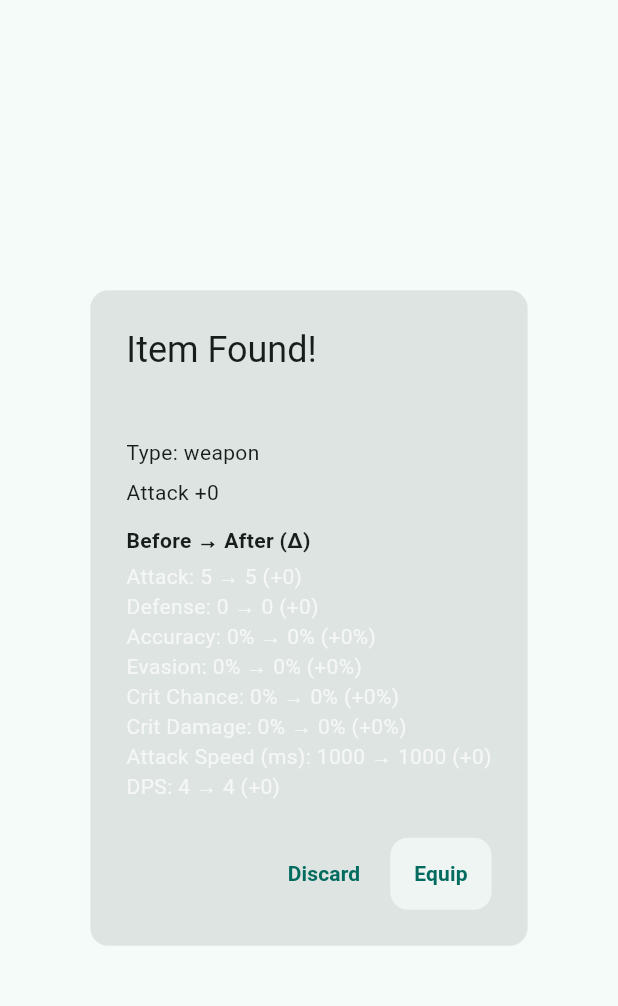
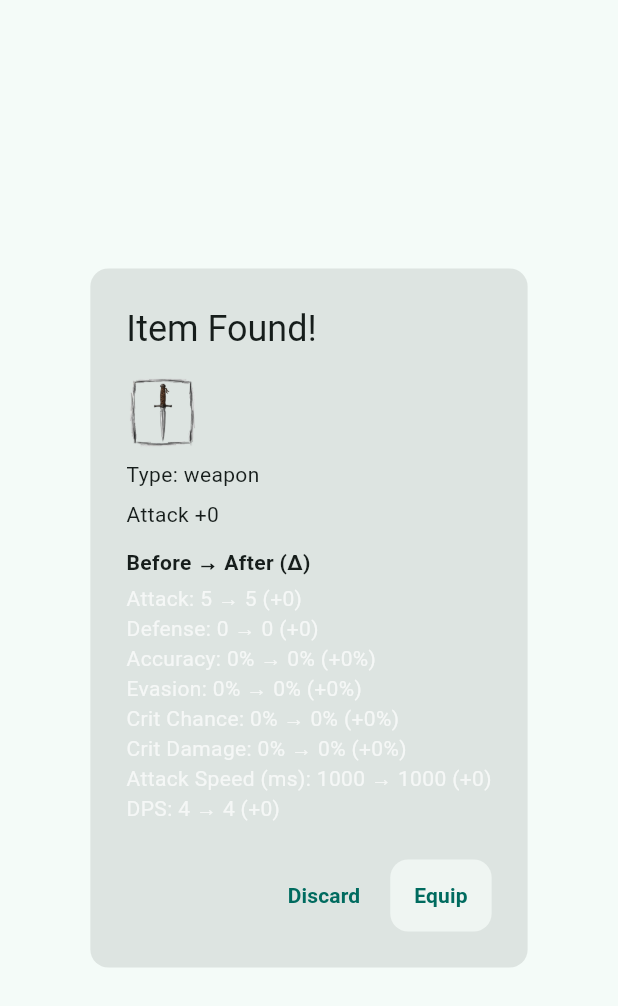
Before and after one commit to dmitrymov/wanderers_trail, a Flutter app: the ItemDropPopup widget shown alone on an empty page, opened directly with empty values, on a phone screen of 412 x 824 dp. Shown: the top 1006 px of the screen. Run offline on Flutter 3.47's test engine with Material 3 defaults, Android fonts, the phone set to English and light mode, and no system bars; our stand-ins replace cloud_firestore, firebase_core, shared_preferences; missing offline and left inert: flame; accounts and stored records are empty.

Commit message:
items images

```diff
--- a/lib/src/data/models/item.dart
+++ b/lib/src/data/models/item.dart
@@ -58,6 +58,34 @@ class Item {
     imageAsset: imageAsset ?? this.imageAsset,
   );
 
+  String get effectiveAssetPath {
+    final t = type.name;
+    String folder;
+    if (t == 'weapon') {
+      folder = 'weapons';
+    } else if (t == 'ring') {
+      folder = 'rings';
+    } else {
+      folder = t; // armor, boots
+    }
+
+    final ext = t == 'armor' ? 'webp' : 'png';
+    final code = _rarityDigit(rarity);
+
+    // Clamping for the 4 variants we have (01, 11, 21, 31).
+    final digit = int.tryParse(code)?.clamp(0, 3) ?? 0;
+
+    // For weapons, if we don't have a specific imageAsset assigned at creation time,
+    // use a daggers as a base fallback.
+    final cur = imageAsset;
+    if (t == 'weapon') {
+      if (cur != null && cur.startsWith('assets/images/weapons/')) return cur;
+      return 'assets/images/weapons/dagger_01.png';
+    }
+
+    return 'assets/images/$folder/${t}_${digit}1.$ext';
+  }
+
   Map<String, dynamic> toJson() => {
     'id': id,
     'type': type.name,
@@ -66,7 +94,7 @@ class Item {
     'level': level,
     'rarity': rarity.name,
     'stats': stats.map((k, v) => MapEntry(k.name, v)),
-    'image': imageAsset,
+    // No longer saving 'image' here as it's computed dynamically
   };
 
   factory Item.fromJson(Map<String, dynamic> json) {
@@ -99,6 +127,8 @@ class Item {
                 orElse: () => ItemRarity.normal,
               ),
       stats: stats,
+      // We still read the field if it exists for backward compatibility during transitions,
+      // but effectiveAssetPath will now ignore invalid ones.
       imageAsset: json['image'] as String?,
     );
   }
@@ -201,17 +231,21 @@ class Item {
 
   static String _armorImagePath(ItemRarity rarity, Random rnd) {
     final rarityCode = _rarityDigit(rarity);
-    return 'assets/images/armor/armor_${rarityCode}1.webp';
+    // Clamp to 0..3 since we only have 4 variants (01, 11, 21, 31)
+    final clampedCode = int.parse(rarityCode).clamp(0, 3);
+    return 'assets/images/armor/armor_${clampedCode}1.webp';
   }
 
   static String _ringImagePath(ItemRarity rarity, Random rnd) {
     final rarityCode = _rarityDigit(rarity);
-    return 'assets/images/rings/ring_${rarityCode}1.png';
+    final clampedCode = int.parse(rarityCode).clamp(0, 3);
+    return 'assets/images/rings/ring_${clampedCode}1.png';
   }
 
   static String _bootsImagePath(ItemRarity rarity, Random rnd) {
     final rarityCode = _rarityDigit(rarity);
-    return 'assets/images/boots/boots_${rarityCode}1.png';
+    final clampedCode = int.parse(rarityCode).clamp(0, 3);
+    return 'assets/images/boots/boots_${clampedCode}1.png';
   }
 
 
--- a/lib/src/ui/widgets/item_drop_popup.dart
+++ b/lib/src/ui/widgets/item_drop_popup.dart
@@ -138,9 +138,30 @@ class ItemDropPopup extends StatelessWidget {
         mainAxisSize: MainAxisSize.min,
         crossAxisAlignment: CrossAxisAlignment.start,
         children: [
-          Text(
-            item.name,
-            style: TextStyle(color: color, fontWeight: FontWeight.bold),
+          Row(
+            children: [
+              SizedBox(
+                width: 48,
+                height: 48,
+                child: Image.asset(
+                  item.effectiveAssetPath,
+                  fit: BoxFit.contain,
+                  errorBuilder:
+                      (c, e, s) => Icon(
+                        Icons.inventory_2,
+                        color: color,
+                        size: 32,
+                      ),
+                ),
+              ),
+              const SizedBox(width: 12),
+              Expanded(
+                child: Text(
+                  item.name,
+                  style: TextStyle(color: color, fontWeight: FontWeight.bold),
+                ),
+              ),
+            ],
           ),
           const SizedBox(height: 8),
           Text('Type: ${item.type.name}'),
--- a/pubspec.yaml
+++ b/pubspec.yaml
@@ -85,6 +85,9 @@ flutter:
   assets:
     - assets/images/
     - assets/images/weapons/
+    - assets/images/armor/
+    - assets/images/rings/
+    - assets/images/boots/
     - assets/images/enemies/
     - assets/config/monsters.json
     - assets/images/backgrounds/
```
Also changed, not shown: lib/src/ui/tabs/battle_tab.dart (+2 -24 lines).
